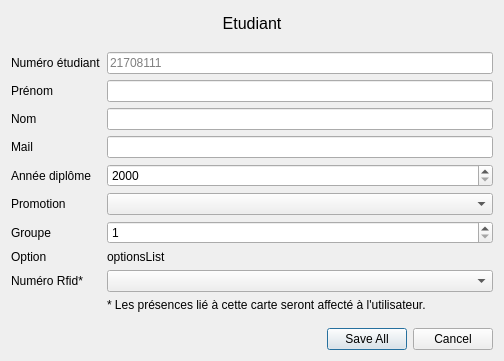
Before: the Qt Designer form Badgeuse/studentsdialog.ui in louisthomaspro/badgeuse-polytech, drawn with Qt 5.
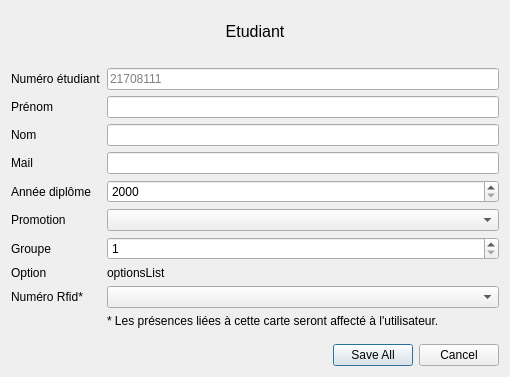
After: the same form once the commit is applied.

```diff
--- a/Badgeuse/studentsdialog.ui
+++ b/Badgeuse/studentsdialog.ui
@@ -6,14 +6,14 @@
    <rect>
     <x>0</x>
     <y>0</y>
-    <width>504</width>
-    <height>361</height>
+    <width>510</width>
+    <height>377</height>
    </rect>
   </property>
   <property name="maximumSize">
    <size>
-    <width>504</width>
-    <height>361</height>
+    <width>510</width>
+    <height>377</height>
    </size>
   </property>
   <property name="windowTitle">
@@ -180,7 +180,7 @@
      <item row="9" column="1">
       <widget class="QLabel" name="label_11">
        <property name="text">
-        <string>* Les présences lié à cette carte seront affecté à l'utilisateur.</string>
+        <string>* Les présences liées à cette carte seront affecté à l'utilisateur.</string>
        </property>
       </widget>
      </item>
```
